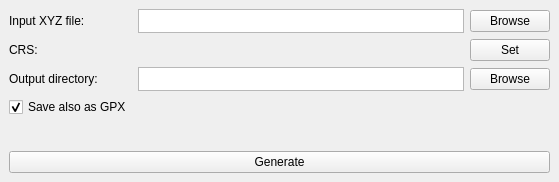
Qt form aerogen_dockwidget_base.ui (OpenGeoLabs/qgis-aerogen-plugin) before a commit.
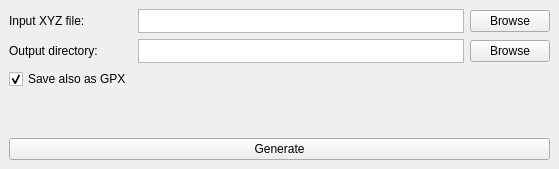
The same form after that commit.

Commit message: remove crs-related widgets

What changed in the file:
```diff
--- a/aerogen_dockwidget_base.ui
+++ b/aerogen_dockwidget_base.ui
@@ -7,7 +7,7 @@
     <x>0</x>
     <y>0</y>
     <width>559</width>
-    <height>182</height>
+    <height>169</height>
    </rect>
   </property>
   <property name="windowTitle">
@@ -22,59 +22,6 @@
       </property>
      </widget>
     </item>
-    <item row="4" column="2">
-     <widget class="QPushButton" name="outputButton">
-      <property name="text">
-       <string>Browse</string>
-      </property>
-     </widget>
-    </item>
-    <item row="3" column="2">
-     <widget class="QPushButton" name="crsButton">
-      <property name="text">
-       <string>Set</string>
-      </property>
-     </widget>
-    </item>
-    <item row="3" column="1">
-     <widget class="QLabel" name="crsLabel">
-      <property name="text">
-       <string/>
-      </property>
-     </widget>
-    </item>
-    <item row="4" column="1">
-     <widget class="QTextEdit" name="textOutput">
-      <property name="sizePolicy">
-       <sizepolicy hsizetype="Expanding" vsizetype="Preferred">
-        <horstretch>0</horstretch>
-        <verstretch>0</verstretch>
-       </sizepolicy>
-      </property>
-      <property name="maximumSize">
-       <size>
-        <width>16777215</width>
-        <height>24</height>
-       </size>
-      </property>
-      <property name="verticalScrollBarPolicy">
-       <enum>Qt::ScrollBarAlwaysOff</enum>
-      </property>
-      <property name="horizontalScrollBarPolicy">
-       <enum>Qt::ScrollBarAlwaysOff</enum>
-      </property>
-      <property name="lineWrapMode">
-       <enum>QTextEdit::NoWrap</enum>
-      </property>
-     </widget>
-    </item>
-    <item row="3" column="0">
-     <widget class="QLabel" name="labelCRS">
-      <property name="text">
-       <string>CRS:</string>
-      </property>
-     </widget>
-    </item>
     <item row="2" column="1">
      <widget class="QTextEdit" name="textInput">
       <property name="sizePolicy">
@@ -103,6 +50,20 @@
       </property>
      </widget>
     </item>
+    <item row="3" column="2">
+     <widget class="QPushButton" name="outputButton">
+      <property name="text">
+       <string>Browse</string>
+      </property>
+     </widget>
+    </item>
+    <item row="3" column="0">
+     <widget class="QLabel" name="labelOutput">
+      <property name="text">
+       <string>Output directory:</string>
+      </property>
+     </widget>
+    </item>
     <item row="2" column="0">
      <widget class="QLabel" name="labelInput">
       <property name="sizePolicy">
@@ -116,14 +77,14 @@
       </property>
      </widget>
     </item>
-    <item row="4" column="0">
-     <widget class="QLabel" name="labelOutput">
+    <item row="8" column="0" colspan="3">
+     <widget class="QPushButton" name="generateButton">
       <property name="text">
-       <string>Output directory:</string>
+       <string>Generate</string>
       </property>
      </widget>
     </item>
-    <item row="6" column="0">
+    <item row="5" column="0">
      <widget class="QCheckBox" name="checkBoxGpx">
       <property name="text">
        <string>Save also as GPX</string>
@@ -133,14 +94,7 @@
       </property>
      </widget>
     </item>
-    <item row="9" column="0" colspan="3">
-     <widget class="QPushButton" name="generateButton">
-      <property name="text">
-       <string>Generate</string>
-      </property>
-     </widget>
-    </item>
-    <item row="8" column="0" colspan="3">
+    <item row="7" column="0" colspan="3">
      <spacer name="verticalSpacer">
       <property name="orientation">
        <enum>Qt::Vertical</enum>
@@ -153,6 +107,31 @@
       </property>
      </spacer>
     </item>
+    <item row="3" column="1">
+     <widget class="QTextEdit" name="textOutput">
+      <property name="sizePolicy">
+       <sizepolicy hsizetype="Expanding" vsizetype="Preferred">
+        <horstretch>0</horstretch>
+        <verstretch>0</verstretch>
+       </sizepolicy>
+      </property>
+      <property name="maximumSize">
+       <size>
+        <width>16777215</width>
+        <height>24</height>
+       </size>
+      </property>
+      <property name="verticalScrollBarPolicy">
+       <enum>Qt::ScrollBarAlwaysOff</enum>
+      </property>
+      <property name="horizontalScrollBarPolicy">
+       <enum>Qt::ScrollBarAlwaysOff</enum>
+      </property>
+      <property name="lineWrapMode">
+       <enum>QTextEdit::NoWrap</enum>
+      </property>
+     </widget>
+    </item>
    </layout>
   </widget>
  </widget>
```
The commit also changes 1 other file.
